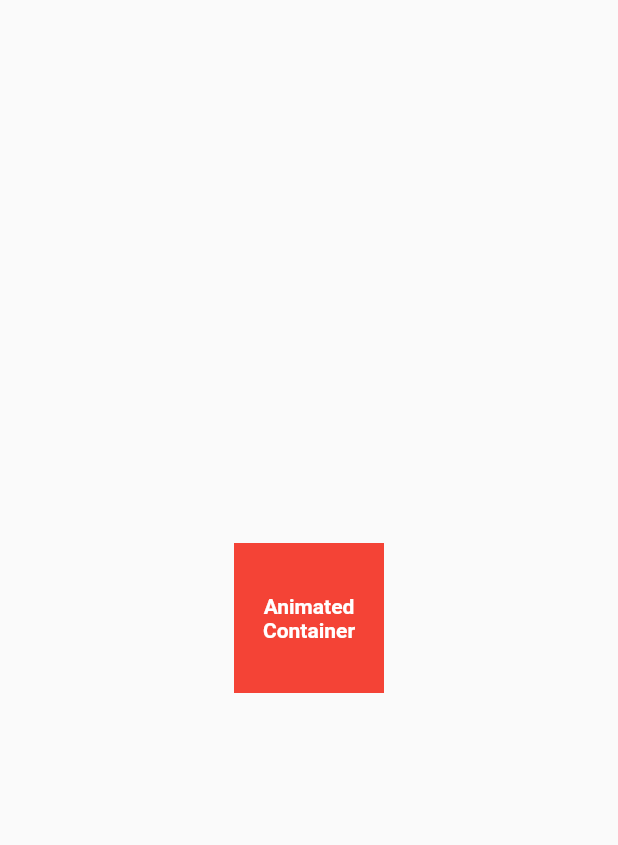
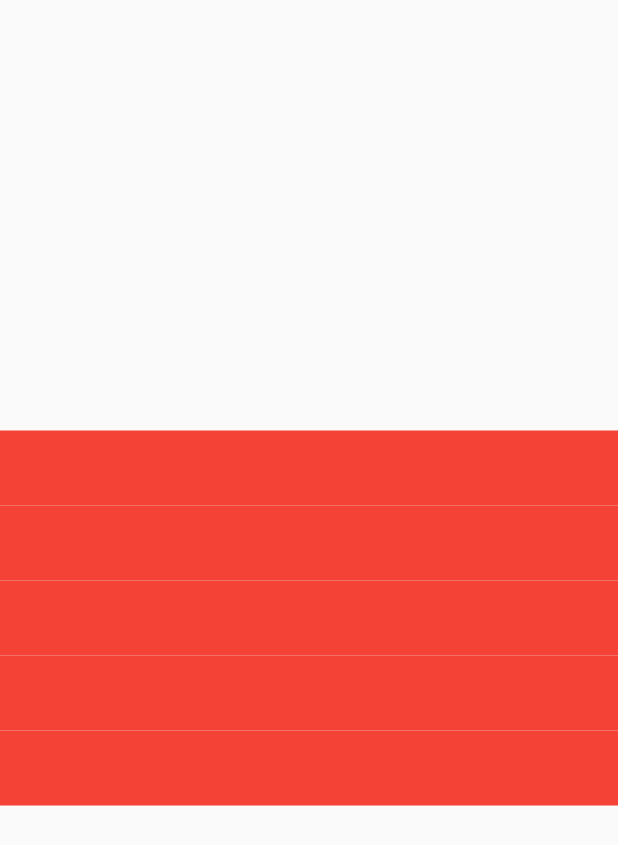
Before and after one commit to nirmal-mazhuvanpilly/flutter_animations, a Flutter app: the screen it shows after launch, on a phone screen of 412 x 824 dp. Shown: the top 845 px of the screen. Run offline on Flutter 3.47's test engine with Material 2 defaults, Android fonts, the phone set to English and light mode, and no system bars.

Commit message:
Animated Padding

```diff
--- /dev/null
+++ b/lib/animated_padding_view.dart
@@ -0,0 +1,51 @@
+import 'package:flutter/material.dart';
+
+class AnimatedPaddingView extends StatefulWidget {
+  const AnimatedPaddingView({Key? key}) : super(key: key);
+
+  @override
+  _AnimatedPaddingViewState createState() => _AnimatedPaddingViewState();
+}
+
+class _AnimatedPaddingViewState extends State<AnimatedPaddingView> {
+  double _vertical = 0;
+  double _horizontal = 0;
+
+  void _changePadding() {
+    if (_vertical == 0 || _horizontal == 0) {
+      setState(() {
+        _vertical = 20;
+        _horizontal = 20;
+      });
+    } else {
+      setState(() {
+        _vertical = 0;
+        _horizontal = 0;
+      });
+    }
+  }
+
+  @override
+  Widget build(BuildContext context) {
+    return Center(
+      child: Column(
+        mainAxisAlignment: MainAxisAlignment.center,
+        children: List.generate(
+            5,
+            (index) => AnimatedPadding(
+                  padding: EdgeInsets.symmetric(
+                      vertical: _vertical, horizontal: _horizontal),
+                  duration: const Duration(milliseconds: 200),
+                  curve: Curves.fastOutSlowIn,
+                  child: GestureDetector(
+                    onDoubleTap: _changePadding,
+                    child: Container(
+                      height: 50,
+                      color: Colors.red,
+                    ),
+                  ),
+                )),
+      ),
+    );
+  }
+}
--- a/lib/main.dart
+++ b/lib/main.dart
@@ -1,5 +1,5 @@
 import 'package:flutter/material.dart';
-import 'package:flutter_all_animations/animated_container_view.dart';
+import 'package:flutter_all_animations/animated_padding_view.dart';
 
 void main() {
   runApp(const MyApp());
@@ -14,9 +14,7 @@ class MyApp extends StatelessWidget {
       theme: ThemeData(
         primarySwatch: Colors.blue,
       ),
-      home: const Scaffold(
-        body: AnimatedContainerView()
-      ),
+      home: const Scaffold(body: AnimatedPaddingView()),
     );
   }
 }
```
